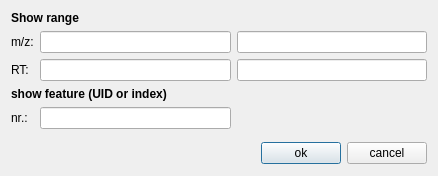
Old version of the form src/openms_gui/include/OpenMS/VISUAL/DIALOGS/UIC/Spectrum2DGoToDialog.ui in the repository OpenMS/OpenMS-TOPP-GUI.
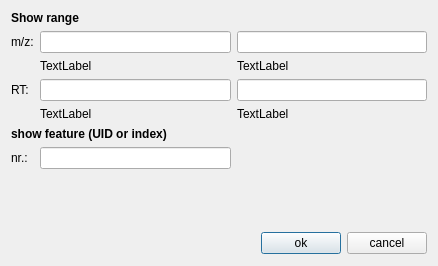
New version of the form.

Commit message: [FEATURE,FIX] Added min/max values to go-to dialog, checked and corrected selected ranges

Patch:
```diff
--- a/src/openms_gui/include/OpenMS/VISUAL/DIALOGS/UIC/Spectrum2DGoToDialog.ui
+++ b/src/openms_gui/include/OpenMS/VISUAL/DIALOGS/UIC/Spectrum2DGoToDialog.ui
@@ -1,12 +1,12 @@
 <ui version="4.0" >
  <class>Spectrum2DGoToDialogTemplate</class>
- <widget class="QDialog" name="Spectrum2DGoToDialogTemplate" >
-  <property name="geometry" >
+ <widget class="QDialog" name="Spectrum2DGoToDialogTemplate">
+  <property name="geometry">
    <rect>
     <x>0</x>
     <y>0</y>
     <width>434</width>
-    <height>176</height>
+    <height>266</height>
    </rect>
   </property>
   <property name="sizePolicy" >
@@ -18,198 +18,15 @@
   <property name="windowTitle" >
    <string>go to</string>
   </property>
-  <layout class="QGridLayout" >
-   <item row="0" column="0" >
-    <layout class="QGridLayout" >
-     <item row="0" column="0" colspan="3" >
-      <widget class="QLabel" name="range_label_" >
-       <property name="sizePolicy" >
-        <sizepolicy vsizetype="Minimum" hsizetype="Preferred" >
-         <horstretch>0</horstretch>
-         <verstretch>0</verstretch>
-        </sizepolicy>
-       </property>
-       <property name="font" >
-        <font>
-         <weight>75</weight>
-         <bold>true</bold>
-        </font>
-       </property>
-       <property name="text" >
-        <string>Show range</string>
-       </property>
-       <property name="wordWrap" >
-        <bool>false</bool>
-       </property>
-      </widget>
-     </item>
-     <item row="1" column="0" >
-      <widget class="QLabel" name="mz_" >
-       <property name="sizePolicy" >
-        <sizepolicy vsizetype="Minimum" hsizetype="Minimum" >
-         <horstretch>0</horstretch>
-         <verstretch>0</verstretch>
-        </sizepolicy>
-       </property>
-       <property name="text" >
-        <string>m/z:</string>
-       </property>
-       <property name="wordWrap" >
-        <bool>false</bool>
-       </property>
-      </widget>
-     </item>
-     <item row="1" column="1" >
-      <widget class="QLineEdit" name="min_mz_" >
-       <property name="sizePolicy" >
-        <sizepolicy vsizetype="Minimum" hsizetype="MinimumExpanding" >
-         <horstretch>0</horstretch>
-         <verstretch>0</verstretch>
-        </sizepolicy>
-       </property>
-       <property name="maximumSize" >
-        <size>
-         <width>300</width>
-         <height>32767</height>
-        </size>
-       </property>
-      </widget>
-     </item>
-     <item row="1" column="2" >
-      <widget class="QLineEdit" name="max_mz_" >
-       <property name="sizePolicy" >
-        <sizepolicy vsizetype="Fixed" hsizetype="MinimumExpanding" >
-         <horstretch>0</horstretch>
-         <verstretch>0</verstretch>
-        </sizepolicy>
-       </property>
-       <property name="maximumSize" >
-        <size>
-         <width>300</width>
-         <height>32767</height>
-        </size>
-       </property>
-      </widget>
-     </item>
-     <item row="2" column="0" >
-      <widget class="QLabel" name="rt_" >
-       <property name="sizePolicy" >
-        <sizepolicy vsizetype="Minimum" hsizetype="Minimum" >
-         <horstretch>0</horstretch>
-         <verstretch>0</verstretch>
-        </sizepolicy>
-       </property>
-       <property name="text" >
-        <string>RT:</string>
-       </property>
-       <property name="wordWrap" >
-        <bool>false</bool>
-       </property>
-      </widget>
-     </item>
-     <item row="2" column="1" >
-      <widget class="QLineEdit" name="min_rt_" >
-       <property name="sizePolicy" >
-        <sizepolicy vsizetype="Minimum" hsizetype="MinimumExpanding" >
-         <horstretch>0</horstretch>
-         <verstretch>0</verstretch>
-        </sizepolicy>
-       </property>
-       <property name="maximumSize" >
-        <size>
-         <width>300</width>
-         <height>32767</height>
-        </size>
-       </property>
-      </widget>
-     </item>
-     <item row="2" column="2" >
-      <widget class="QLineEdit" name="max_rt_" >
-       <property name="sizePolicy" >
-        <sizepolicy vsizetype="Minimum" hsizetype="MinimumExpanding" >
-         <horstretch>0</horstretch>
-         <verstretch>0</verstretch>
-        </sizepolicy>
-       </property>
-       <property name="maximumSize" >
-        <size>
-         <width>300</width>
-         <height>32767</height>
-        </size>
-       </property>
-      </widget>
-     </item>
-     <item row="3" column="0" colspan="3" >
-      <widget class="QLabel" name="feature_label_" >
-       <property name="sizePolicy" >
-        <sizepolicy vsizetype="Minimum" hsizetype="Preferred" >
-         <horstretch>0</horstretch>
-         <verstretch>0</verstretch>
-        </sizepolicy>
-       </property>
-       <property name="font" >
-        <font>
-         <weight>75</weight>
-         <bold>true</bold>
-        </font>
-       </property>
-       <property name="text" >
-        <string>show feature (UID or index)</string>
-       </property>
-       <property name="wordWrap" >
-        <bool>false</bool>
-       </property>
-      </widget>
-     </item>
-     <item row="4" column="0" >
-      <widget class="QLabel" name="nr_" >
-       <property name="text" >
-        <string>nr.:</string>
-       </property>
-       <property name="wordWrap" >
-        <bool>false</bool>
-       </property>
-      </widget>
-     </item>
-     <item row="4" column="1" >
-      <widget class="QLineEdit" name="feature_number_" >
-       <property name="sizePolicy" >
-        <sizepolicy vsizetype="Minimum" hsizetype="MinimumExpanding" >
-         <horstretch>0</horstretch>
-         <verstretch>0</verstretch>
-        </sizepolicy>
-       </property>
-       <property name="maximumSize" >
-        <size>
-         <width>300</width>
-         <height>32767</height>
-        </size>
-       </property>
-      </widget>
-     </item>
-    </layout>
-   </item>
-   <item row="1" column="0" >
-    <spacer>
-     <property name="orientation" >
-      <enum>Qt::Vertical</enum>
-     </property>
-     <property name="sizeHint" >
-      <size>
-       <width>416</width>
-       <height>16</height>
-      </size>
-     </property>
-    </spacer>
-   </item>
-   <item row="2" column="0" >
-    <layout class="QHBoxLayout" >
+  <layout class="QGridLayout">
+   <item row="2" column="0">
+    <layout class="QHBoxLayout">
      <item>
       <spacer>
-       <property name="orientation" >
+       <property name="orientation">
         <enum>Qt::Horizontal</enum>
        </property>
-       <property name="sizeHint" >
+       <property name="sizeHint" stdset="0">
         <size>
          <width>171</width>
          <height>23</height>
@@ -218,24 +35,235 @@
       </spacer>
      </item>
      <item>
-      <widget class="QPushButton" name="ok_button_" >
-       <property name="text" >
+      <widget class="QPushButton" name="ok_button_">
+       <property name="text">
         <string>ok</string>
        </property>
       </widget>
      </item>
      <item>
-      <widget class="QPushButton" name="cancel_button_" >
-       <property name="text" >
+      <widget class="QPushButton" name="cancel_button_">
+       <property name="text">
         <string>cancel</string>
        </property>
       </widget>
      </item>
     </layout>
    </item>
+   <item row="1" column="0">
+    <spacer>
+     <property name="orientation">
+      <enum>Qt::Vertical</enum>
+     </property>
+     <property name="sizeHint" stdset="0">
+      <size>
+       <width>416</width>
+       <height>16</height>
+      </size>
+     </property>
+    </spacer>
+   </item>
+   <item row="0" column="0">
+    <layout class="QGridLayout">
+     <item row="3" column="0">
+      <widget class="QLabel" name="rt_">
+       <property name="sizePolicy">
+        <sizepolicy hsizetype="Minimum" vsizetype="Minimum">
+         <horstretch>0</horstretch>
+         <verstretch>0</verstretch>
+        </sizepolicy>
+       </property>
+       <property name="text">
+        <string>RT:</string>
+       </property>
+       <property name="wordWrap">
+        <bool>false</bool>
+       </property>
+      </widget>
+     </item>
+     <item row="1" column="2">
+      <widget class="QLineEdit" name="max_mz_">
+       <property name="sizePolicy">
+        <sizepolicy hsizetype="MinimumExpanding" vsizetype="Fixed">
+         <horstretch>0</horstretch>
+         <verstretch>0</verstretch>
+        </sizepolicy>
+       </property>
+       <property name="maximumSize">
+        <size>
+         <width>300</width>
+         <height>32767</height>
+        </size>
+       </property>
+      </widget>
+     </item>
+     <item row="1" column="0">
+      <widget class="QLabel" name="mz_">
+       <property name="sizePolicy">
+        <sizepolicy hsizetype="Minimum" vsizetype="Minimum">
+         <horstretch>0</horstretch>
+         <verstretch>0</verstretch>
+        </sizepolicy>
+       </property>
+       <property name="text">
+        <string>m/z:</string>
+       </property>
+       <property name="wordWrap">
+        <bool>false</bool>
+       </property>
+      </widget>
+     </item>
+     <item row="6" column="0" colspan="3">
+      <widget class="QLabel" name="feature_label_">
+       <property name="sizePolicy">
+        <sizepolicy hsizetype="Preferred" vsizetype="Minimum">
+         <horstretch>0</horstretch>
+         <verstretch>0</verstretch>
+        </sizepolicy>
+       </property>
+       <property name="font">
+        <font>
+         <weight>75</weight>
+         <bold>true</bold>
+        </font>
+       </property>
+       <property name="text">
+        <string>show feature (UID or index)</string>
+       </property>
+       <property name="wordWrap">
+        <bool>false</bool>
+       </property>
+      </widget>
+     </item>
+     <item row="3" column="2">
+      <widget class="QLineEdit" name="max_rt_">
+       <property name="sizePolicy">
+        <sizepolicy hsizetype="MinimumExpanding" vsizetype="Minimum">
+         <horstretch>0</horstretch>
+         <verstretch>0</verstretch>
+        </sizepolicy>
+       </property>
+       <property name="maximumSize">
+        <size>
+         <width>300</width>
+         <height>32767</height>
+        </size>
+       </property>
+      </widget>
+     </item>
+     <item row="7" column="0">
+      <widget class="QLabel" name="nr_">
+       <property name="text">
+        <string>nr.:</string>
+       </property>
+       <property name="wordWrap">
+        <bool>false</bool>
+       </property>
+      </widget>
+     </item>
+     <item row="0" column="0" colspan="3">
+      <widget class="QLabel" name="range_label_">
+       <property name="sizePolicy">
+        <sizepolicy hsizetype="Preferred" vsizetype="Minimum">
+         <horstretch>0</horstretch>
+         <verstretch>0</verstretch>
+        </sizepolicy>
+       </property>
+       <property name="font">
+        <font>
+         <weight>75</weight>
+         <bold>true</bold>
+        </font>
+       </property>
+       <property name="text">
+        <string>Show range</string>
+       </property>
+       <property name="wordWrap">
+        <bool>false</bool>
+       </property>
+      </widget>
+     </item>
+     <item row="1" column="1">
+      <widget class="QLineEdit" name="min_mz_">
+       <property name="sizePolicy">
+        <sizepolicy hsizetype="MinimumExpanding" vsizetype="Minimum">
+         <horstretch>0</horstretch>
+         <verstretch>0</verstretch>
+        </sizepolicy>
+       </property>
+       <property name="maximumSize">
+        <size>
+         <width>300</width>
+         <height>32767</height>
+        </size>
+       </property>
+      </widget>
+     </item>
+     <item row="7" column="1">
+      <widget class="QLineEdit" name="feature_number_">
+       <property name="sizePolicy">
+        <sizepolicy hsizetype="MinimumExpanding" vsizetype="Minimum">
+         <horstretch>0</horstretch>
+         <verstretch>0</verstretch>
+        </sizepolicy>
+       </property>
+       <property name="maximumSize">
+        <size>
+         <width>300</width>
+         <height>32767</height>
+        </size>
+       </property>
+      </widget>
+     </item>
+     <item row="3" column="1">
+      <widget class="QLineEdit" name="min_rt_">
+       <property name="sizePolicy">
+        <sizepolicy hsizetype="MinimumExpanding" vsizetype="Minimum">
+         <horstretch>0</horstretch>
+         <verstretch>0</verstretch>
+        </sizepolicy>
+       </property>
+       <property name="maximumSize">
+        <size>
+         <width>300</width>
+         <height>32767</height>
+        </size>
+       </property>
+      </widget>
+     </item>
+     <item row="2" column="1">
+      <widget class="QLabel" name="min_mz_const_">
+       <property name="text">
+        <string>TextLabel</string>
+       </property>
+      </widget>
+     </item>
+     <item row="2" column="2">
+      <widget class="QLabel" name="max_mz_const_">
+       <property name="text">
+        <string>TextLabel</string>
+       </property>
+      </widget>
+     </item>
+     <item row="4" column="1">
+      <widget class="QLabel" name="min_rt_const_">
+       <property name="text">
+        <string>TextLabel</string>
+       </property>
+      </widget>
+     </item>
+     <item row="4" column="2">
+      <widget class="QLabel" name="max_rt_const_">
+       <property name="text">
+        <string>TextLabel</string>
+       </property>
+      </widget>
+     </item>
+    </layout>
+   </item>
   </layout>
  </widget>
- <layoutdefault spacing="6" margin="11" />
+ <layoutdefault spacing="6" margin="11"/>
  <tabstops>
   <tabstop>min_mz_</tabstop>
   <tabstop>max_mz_</tabstop>
```
Left out of the diff: 17 changed lines with no effect on the pictures. The commit also changes 10 other files.
